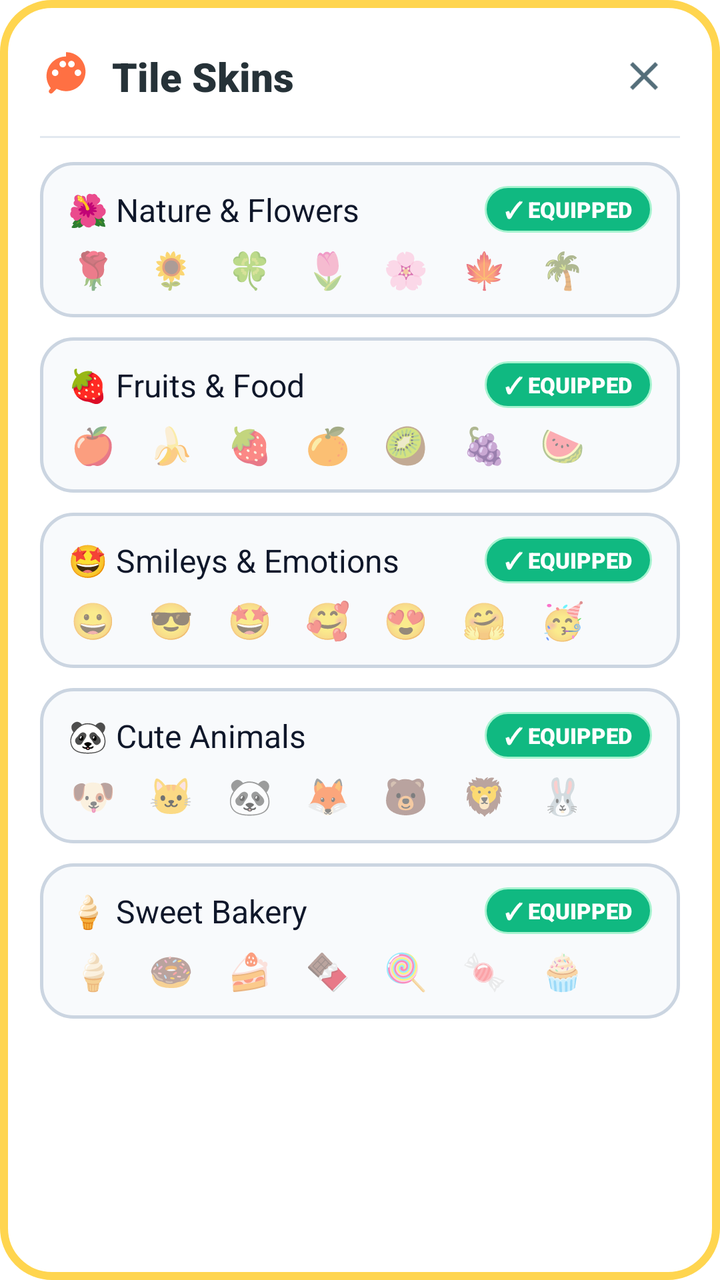
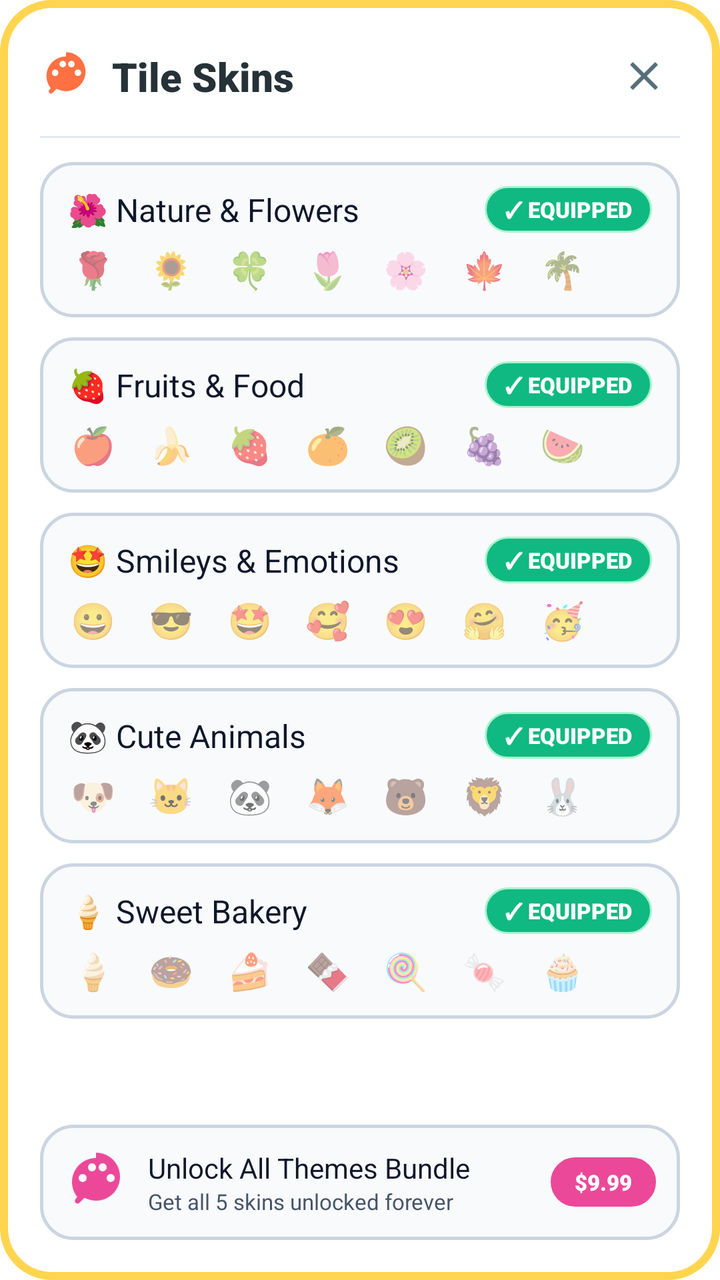

An Android layout rendered at two revisions. The XML below is the earlier revision; the diff shows what the commit changed to produce the second picture.
<!-- AndroidManifest.xml: application theme Theme.Trinity -->
<!-- res/layout/dialog_skin.xml -->
<?xml version="1.0" encoding="utf-8"?>
<LinearLayout xmlns:android="http://schemas.android.com/apk/res/android"
    xmlns:app="http://schemas.android.com/apk/res-auto"
    android:layout_width="match_parent"
    android:layout_height="wrap_content"
    android:background="@drawable/bg_dialog_card"
    android:orientation="vertical"
    android:padding="20dp">

    
    <androidx.constraintlayout.widget.ConstraintLayout
        android:layout_width="match_parent"
        android:layout_height="wrap_content">

        <LinearLayout
            android:layout_width="wrap_content"
            android:layout_height="wrap_content"
            android:gravity="center_vertical"
            android:orientation="horizontal"
            app:layout_constraintBottom_toBottomOf="parent"
            app:layout_constraintStart_toStartOf="parent"
            app:layout_constraintTop_toTopOf="parent">

            <ImageView
                android:layout_width="26dp"
                android:layout_height="26dp"
                android:contentDescription="@null"
                android:src="@drawable/ic_palette" />

            <TextView
                android:layout_width="wrap_content"
                android:layout_height="wrap_content"
                android:layout_marginStart="10dp"
                android:fontFamily="sans-serif-black"
                android:text="Tile Skins"
                android:textColor="@color/text_dark"
                android:textSize="20sp" />
        </LinearLayout>

        <ImageButton
            android:id="@+id/btnCloseSkinModal"
            android:layout_width="36dp"
            android:layout_height="36dp"
            android:background="?android:attr/selectableItemBackgroundBorderless"
            android:contentDescription="@null"
            android:src="@drawable/ic_close"
            app:layout_constraintBottom_toBottomOf="parent"
            app:layout_constraintEnd_toEndOf="parent"
            app:layout_constraintTop_toTopOf="parent" />
    </androidx.constraintlayout.widget.ConstraintLayout>

    <View
        android:layout_width="match_parent"
        android:layout_height="1dp"
        android:layout_marginTop="12dp"
        android:layout_marginBottom="12dp"
        android:background="#E2E8F0" />

    
    <ScrollView
        android:layout_width="match_parent"
        android:layout_height="0dp"
        android:layout_weight="1"
        android:maxHeight="440dp"
        android:scrollbars="none">

        <LinearLayout
            android:layout_width="match_parent"
            android:layout_height="wrap_content"
            android:orientation="vertical">

            
            <FrameLayout
                android:id="@+id/cardSkinFlowers"
                android:layout_width="match_parent"
                android:layout_height="wrap_content"
                android:layout_marginBottom="10dp"
                android:background="@drawable/bg_dialog_item_card"
                android:clickable="true"
                android:focusable="true"
                android:paddingHorizontal="14dp"
                android:paddingVertical="12dp">

                <LinearLayout
                    android:layout_width="match_parent"
                    android:layout_height="wrap_content"
                    android:orientation="vertical">

                    <androidx.constraintlayout.widget.ConstraintLayout
                        android:layout_width="match_parent"
                        android:layout_height="wrap_content">

                        <TextView
                            android:layout_width="wrap_content"
                            android:layout_height="wrap_content"
                            android:fontFamily="sans-serif-bold"
                            android:text="🌺 Nature &amp; Flowers"
                            android:textColor="@color/dialog_item_title"
                            android:textSize="16sp"
                            app:layout_constraintBottom_toBottomOf="parent"
                            app:layout_constraintStart_toStartOf="parent"
                            app:layout_constraintTop_toTopOf="parent" />

                        <TextView
                            android:id="@+id/badgeSkinFlowers"
                            android:layout_width="wrap_content"
                            android:layout_height="wrap_content"
                            android:background="@drawable/bg_badge_equipped"
                            android:fontFamily="sans-serif-black"
                            android:paddingHorizontal="10dp"
                            android:paddingVertical="4dp"
                            android:text="✓ EQUIPPED"
                            android:textColor="@color/text_light"
                            android:textSize="11sp"
                            app:layout_constraintBottom_toBottomOf="parent"
                            app:layout_constraintEnd_toEndOf="parent"
                            app:layout_constraintTop_toTopOf="parent" />
                    </androidx.constraintlayout.widget.ConstraintLayout>

                    <TextView
                        android:layout_width="wrap_content"
                        android:layout_height="wrap_content"
                        android:layout_marginTop="6dp"
                        android:letterSpacing="0.15"
                        android:text="🌹  🌻  🍀  🌷  🌸  🍁  🌴"
                        android:textSize="18sp" />
                </LinearLayout>
            </FrameLayout>

            
            <FrameLayout
                android:id="@+id/cardSkinFruits"
                android:layout_width="match_parent"
                android:layout_height="wrap_content"
                android:layout_marginBottom="10dp"
                android:background="@drawable/bg_dialog_item_card"
                android:clickable="true"
                android:focusable="true"
                android:paddingHorizontal="14dp"
                android:paddingVertical="12dp">

                <LinearLayout
                    android:layout_width="match_parent"
                    android:layout_height="wrap_content"
                    android:orientation="vertical">

                    <androidx.constraintlayout.widget.ConstraintLayout
                        android:layout_width="match_parent"
                        android:layout_height="wrap_content">

                        <TextView
                            android:layout_width="wrap_content"
                            android:layout_height="wrap_content"
                            android:fontFamily="sans-serif-bold"
                            android:text="🍓 Fruits &amp; Food"
                            android:textColor="@color/dialog_item_title"
                            android:textSize="16sp"
                            app:layout_constraintBottom_toBottomOf="parent"
                            app:layout_constraintStart_toStartOf="parent"
                            app:layout_constraintTop_toTopOf="parent" />

                        <TextView
                            android:id="@+id/badgeSkinFruits"
                            android:layout_width="wrap_content"
                            android:layout_height="wrap_content"
                            android:background="@drawable/bg_badge_equipped"
                            android:fontFamily="sans-serif-black"
                            android:paddingHorizontal="10dp"
                            android:paddingVertical="4dp"
                            android:text="✓ EQUIPPED"
                            android:textColor="@color/text_light"
                            android:textSize="11sp"
                            app:layout_constraintBottom_toBottomOf="parent"
                            app:layout_constraintEnd_toEndOf="parent"
                            app:layout_constraintTop_toTopOf="parent" />
                    </androidx.constraintlayout.widget.ConstraintLayout>

                    <TextView
                        android:layout_width="wrap_content"
                        android:layout_height="wrap_content"
                        android:layout_marginTop="6dp"
                        android:letterSpacing="0.15"
                        android:text="🍎  🍌  🍓  🍊  🥝  🍇  🍉"
                        android:textSize="18sp" />
                </LinearLayout>
            </FrameLayout>

            
            <FrameLayout
                android:id="@+id/cardSkinEmotions"
                android:layout_width="match_parent"
                android:layout_height="wrap_content"
                android:layout_marginBottom="10dp"
                android:background="@drawable/bg_dialog_item_card"
                android:clickable="true"
                android:focusable="true"
                android:paddingHorizontal="14dp"
                android:paddingVertical="12dp">

                <LinearLayout
                    android:layout_width="match_parent"
                    android:layout_height="wrap_content"
                    android:orientation="vertical">

                    <androidx.constraintlayout.widget.ConstraintLayout
                        android:layout_width="match_parent"
                        android:layout_height="wrap_content">

                        <TextView
                            android:layout_width="wrap_content"
                            android:layout_height="wrap_content"
                            android:fontFamily="sans-serif-bold"
                            android:text="🤩 Smileys &amp; Emotions"
                            android:textColor="@color/dialog_item_title"
                            android:textSize="16sp"
                            app:layout_constraintBottom_toBottomOf="parent"
                            app:layout_constraintStart_toStartOf="parent"
                            app:layout_constraintTop_toTopOf="parent" />

                        <TextView
                            android:id="@+id/badgeSkinEmotions"
                            android:layout_width="wrap_content"
                            android:layout_height="wrap_content"
                            android:background="@drawable/bg_badge_equipped"
                            android:fontFamily="sans-serif-black"
                            android:paddingHorizontal="10dp"
                            android:paddingVertical="4dp"
                            android:text="✓ EQUIPPED"
                            android:textColor="@color/text_light"
                            android:textSize="11sp"
                            app:layout_constraintBottom_toBottomOf="parent"
                            app:layout_constraintEnd_toEndOf="parent"
                            app:layout_constraintTop_toTopOf="parent" />
                    </androidx.constraintlayout.widget.ConstraintLayout>

                    <TextView
                        android:layout_width="wrap_content"
                        android:layout_height="wrap_content"
                        android:layout_marginTop="6dp"
                        android:letterSpacing="0.15"
                        android:text="😀  😎  🤩  🥰  😍  🤗  🥳"
                        android:textSize="18sp" />
                </LinearLayout>
            </FrameLayout>

            
            <FrameLayout
                android:id="@+id/cardSkinAnimals"
                android:layout_width="match_parent"
                android:layout_height="wrap_content"
                android:layout_marginBottom="10dp"
                android:background="@drawable/bg_dialog_item_card"
                android:clickable="true"
                android:focusable="true"
                android:paddingHorizontal="14dp"
                android:paddingVertical="12dp">

                <LinearLayout
                    android:layout_width="match_parent"
                    android:layout_height="wrap_content"
                    android:orientation="vertical">

                    <androidx.constraintlayout.widget.ConstraintLayout
                        android:layout_width="match_parent"
                        android:layout_height="wrap_content">

                        <TextView
                            android:layout_width="wrap_content"
                            android:layout_height="wrap_content"
                            android:fontFamily="sans-serif-bold"
                            android:text="🐼 Cute Animals"
                            android:textColor="@color/dialog_item_title"
                            android:textSize="16sp"
                            app:layout_constraintBottom_toBottomOf="parent"
                            app:layout_constraintStart_toStartOf="parent"
                            app:layout_constraintTop_toTopOf="parent" />

                        <TextView
                            android:id="@+id/badgeSkinAnimals"
                            android:layout_width="wrap_content"
                            android:layout_height="wrap_content"
                            android:background="@drawable/bg_badge_equipped"
                            android:fontFamily="sans-serif-black"
                            android:paddingHorizontal="10dp"
                            android:paddingVertical="4dp"
                            android:text="✓ EQUIPPED"
                            android:textColor="@color/text_light"
                            android:textSize="11sp"
                            app:layout_constraintBottom_toBottomOf="parent"
                            app:layout_constraintEnd_toEndOf="parent"
                            app:layout_constraintTop_toTopOf="parent" />
                    </androidx.constraintlayout.widget.ConstraintLayout>

                    <TextView
                        android:layout_width="wrap_content"
                        android:layout_height="wrap_content"
                        android:layout_marginTop="6dp"
                        android:letterSpacing="0.15"
                        android:text="🐶  🐱  🐼  🦊  🐻  🦁  🐰"
                        android:textSize="18sp" />
                </LinearLayout>
            </FrameLayout>

            
            <FrameLayout
                android:id="@+id/cardSkinSweets"
                android:layout_width="match_parent"
                android:layout_height="wrap_content"
                android:background="@drawable/bg_dialog_item_card"
                android:clickable="true"
                android:focusable="true"
                android:paddingHorizontal="14dp"
                android:paddingVertical="12dp">

                <LinearLayout
                    android:layout_width="match_parent"
                    android:layout_height="wrap_content"
                    android:orientation="vertical">

                    <androidx.constraintlayout.widget.ConstraintLayout
                        android:layout_width="match_parent"
                        android:layout_height="wrap_content">

                        <TextView
                            android:layout_width="wrap_content"
                            android:layout_height="wrap_content"
                            android:fontFamily="sans-serif-bold"
                            android:text="🍦 Sweet Bakery"
                            android:textColor="@color/dialog_item_title"
                            android:textSize="16sp"
                            app:layout_constraintBottom_toBottomOf="parent"
                            app:layout_constraintStart_toStartOf="parent"
                            app:layout_constraintTop_toTopOf="parent" />

                        <TextView
                            android:id="@+id/badgeSkinSweets"
                            android:layout_width="wrap_content"
                            android:layout_height="wrap_content"
                            android:background="@drawable/bg_badge_equipped"
                            android:fontFamily="sans-serif-black"
                            android:paddingHorizontal="10dp"
                            android:paddingVertical="4dp"
                            android:text="✓ EQUIPPED"
                            android:textColor="@color/text_light"
                            android:textSize="11sp"
                            app:layout_constraintBottom_toBottomOf="parent"
                            app:layout_constraintEnd_toEndOf="parent"
                            app:layout_constraintTop_toTopOf="parent" />
                    </androidx.constraintlayout.widget.ConstraintLayout>

                    <TextView
                        android:layout_width="wrap_content"
                        android:layout_height="wrap_content"
                        android:layout_marginTop="6dp"
                        android:letterSpacing="0.15"
                        android:text="🍦  🍩  🍰  🍫  🍭  🍬  🧁"
                        android:textSize="18sp" />
                </LinearLayout>
            </FrameLayout>

        </LinearLayout>
    </ScrollView>

</LinearLayout>
<!-- resources referenced by this layout -->
<resources>
  <color name="dialog_item_title">#0F172A</color>
  <color name="text_dark">#263238</color>
  <color name="text_light">#FFFFFF</color>
  <!-- drawable bg_badge_equipped (drawable) -->
  <?xml version="1.0" encoding="utf-8"?>
  <shape xmlns:android="http://schemas.android.com/apk/res/android"
      android:shape="rectangle">
      <corners android:radius="14dp" />
      <solid android:color="#10B981" />
      <stroke
          android:width="1dp"
          android:color="#A7F3D0" />
  </shape>
  <!-- drawable bg_dialog_card (drawable) -->
  <?xml version="1.0" encoding="utf-8"?>
  <shape xmlns:android="http://schemas.android.com/apk/res/android"
      android:shape="rectangle">
      <corners android:radius="24dp" />
      <solid android:color="@color/dialog_bg" />
      <stroke
          android:width="4dp"
          android:color="#FFD54F" />
  </shape>
  <!-- drawable bg_dialog_item_card (drawable) -->
  <?xml version="1.0" encoding="utf-8"?>
  <shape xmlns:android="http://schemas.android.com/apk/res/android"
      android:shape="rectangle">
      <corners android:radius="16dp" />
      <solid android:color="@color/dialog_item_bg" />
      <stroke
          android:width="1.5dp"
          android:color="@color/dialog_item_stroke" />
  </shape>
  <!-- drawable ic_close (drawable) -->
  <vector xmlns:android="http://schemas.android.com/apk/res/android"
      android:width="24dp"
      android:height="24dp"
      android:viewportWidth="24"
      android:viewportHeight="24">
      <path
          android:fillColor="#546E7A"
          android:pathData="M19,6.41L17.59,5 12,10.59 6.41,5 5,6.41 10.59,12 5,17.59 6.41,19 12,13.41 17.59,19 19,17.59 13.41,12z" />
  </vector>
  <!-- drawable ic_palette (drawable) -->
  <vector xmlns:android="http://schemas.android.com/apk/res/android"
      android:width="24dp"
      android:height="24dp"
      android:viewportWidth="24"
      android:viewportHeight="24">
      <path
          android:fillColor="#FF7043"
          android:pathData="M12,3c-4.97,0 -9,4.03 -9,9c0,2.12 0.74,4.07 1.97,5.61L4.35,18.4c-0.39,0.39 -0.39,1.02 0,1.41c0.39,0.39 1.02,0.39 1.41,0l1.9,-1.9C9.17,18.63 10.54,19 12,19c4.97,0 9,-4.03 9,-9c0,-4.97 -4.03,-9 -9,-9zM7,12c-0.83,0 -1.5,-0.67 -1.5,-1.5S6.17,9 7,9s1.5,0.67 1.5,1.5S7.83,12 7,12zM10.5,8c-0.83,0 -1.5,-0.67 -1.5,-1.5S9.67,5 10.5,5s1.5,0.67 1.5,1.5S11.33,8 10.5,8zM14.5,8c-0.83,0 -1.5,-0.67 -1.5,-1.5S13.67,5 14.5,5s1.5,0.67 1.5,1.5S15.33,8 14.5,8zM17.5,12c-0.83,0 -1.5,-0.67 -1.5,-1.5S16.67,9 17.5,9s1.5,0.67 1.5,1.5S18.33,12 17.5,12z" />
  </vector>
  <style name="Theme.Trinity" parent="Theme.MaterialComponents.DayNight.NoActionBar">
          <item name="colorPrimary">@color/primary</item>
          <item name="colorPrimaryVariant">@color/primary_dark</item>
          <item name="colorOnPrimary">@color/text_light</item>
          <item name="colorSecondary">@color/accent_gold</item>
          <item name="android:statusBarColor">@android:color/transparent</item>
          <item name="android:navigationBarColor">@android:color/transparent</item>
          <item name="android:windowLightStatusBar" tools:targetApi="m">false</item>
          <item name="android:windowLightNavigationBar" tools:targetApi="o_mr1">false</item>
      </style>
  <color name="dialog_bg">#FFFFFF</color>
  <color name="dialog_item_bg">#F8FAFC</color>
  <color name="dialog_item_stroke">#CBD5E1</color>
  <color name="primary">#2E7D32</color>
  <color name="primary_dark">#1B5E20</color>
  <color name="accent_gold">#FFB300</color>
</resources>

<!-- the commit's change to res/layout/dialog_skin.xml (unified diff, before → after) -->
@@ -173,6 +173,23 @@
                             app:layout_constraintBottom_toBottomOf="parent"
                             app:layout_constraintEnd_toEndOf="parent"
                             app:layout_constraintTop_toTopOf="parent" />
+
+                        <TextView
+                            android:id="@+id/priceSkinFruits"
+                            android:layout_width="wrap_content"
+                            android:layout_height="wrap_content"
+                            android:background="@drawable/bg_badge_equipped"
+                            android:backgroundTint="#F59E0B"
+                            android:fontFamily="sans-serif-black"
+                            android:paddingHorizontal="10dp"
+                            android:paddingVertical="4dp"
+                            android:text="$2.99"
+                            android:textColor="@color/text_light"
+                            android:textSize="11sp"
+                            android:visibility="gone"
+                            app:layout_constraintBottom_toBottomOf="parent"
+                            app:layout_constraintEnd_toEndOf="parent"
+                            app:layout_constraintTop_toTopOf="parent" />
                     </androidx.constraintlayout.widget.ConstraintLayout>
 
                     <TextView
@@ -231,6 +248,23 @@
                             app:layout_constraintBottom_toBottomOf="parent"
                             app:layout_constraintEnd_toEndOf="parent"
                             app:layout_constraintTop_toTopOf="parent" />
+
+                        <TextView
+                            android:id="@+id/priceSkinEmotions"
+                            android:layout_width="wrap_content"
+                            android:layout_height="wrap_content"
+                            android:background="@drawable/bg_badge_equipped"
+                            android:backgroundTint="#F59E0B"
+                            android:fontFamily="sans-serif-black"
+                            android:paddingHorizontal="10dp"
+                            android:paddingVertical="4dp"
+                            android:text="$2.99"
+                            android:textColor="@color/text_light"
+                            android:textSize="11sp"
+                            android:visibility="gone"
+                            app:layout_constraintBottom_toBottomOf="parent"
+                            app:layout_constraintEnd_toEndOf="parent"
+                            app:layout_constraintTop_toTopOf="parent" />
                     </androidx.constraintlayout.widget.ConstraintLayout>
 
                     <TextView
@@ -289,6 +323,23 @@
                             app:layout_constraintBottom_toBottomOf="parent"
                             app:layout_constraintEnd_toEndOf="parent"
                             app:layout_constraintTop_toTopOf="parent" />
+
+                        <TextView
+                            android:id="@+id/priceSkinAnimals"
+                            android:layout_width="wrap_content"
+                            android:layout_height="wrap_content"
+                            android:background="@drawable/bg_badge_equipped"
+                            android:backgroundTint="#F59E0B"
+                            android:fontFamily="sans-serif-black"
+                            android:paddingHorizontal="10dp"
+                            android:paddingVertical="4dp"
+                            android:text="$2.99"
+                            android:textColor="@color/text_light"
+                            android:textSize="11sp"
+                            android:visibility="gone"
+                            app:layout_constraintBottom_toBottomOf="parent"
+                            app:layout_constraintEnd_toEndOf="parent"
+                            app:layout_constraintTop_toTopOf="parent" />
                     </androidx.constraintlayout.widget.ConstraintLayout>
 
                     <TextView
@@ -346,6 +397,23 @@
                             app:layout_constraintBottom_toBottomOf="parent"
                             app:layout_constraintEnd_toEndOf="parent"
                             app:layout_constraintTop_toTopOf="parent" />
+
+                        <TextView
+                            android:id="@+id/priceSkinSweets"
+                            android:layout_width="wrap_content"
+                            android:layout_height="wrap_content"
+                            android:background="@drawable/bg_badge_equipped"
+                            android:backgroundTint="#F59E0B"
+                            android:fontFamily="sans-serif-black"
+                            android:paddingHorizontal="10dp"
+                            android:paddingVertical="4dp"
+                            android:text="$2.99"
+                            android:textColor="@color/text_light"
+                            android:textSize="11sp"
+                            android:visibility="gone"
+                            app:layout_constraintBottom_toBottomOf="parent"
+                            app:layout_constraintEnd_toEndOf="parent"
+                            app:layout_constraintTop_toTopOf="parent" />
                     </androidx.constraintlayout.widget.ConstraintLayout>
 
                     <TextView
@@ -361,4 +429,62 @@
         </LinearLayout>
     </ScrollView>
 
+    
+    <LinearLayout
+        android:id="@+id/btnUnlockAllSkins"
+        android:layout_width="match_parent"
+        android:layout_height="wrap_content"
+        android:layout_marginTop="12dp"
+        android:background="@drawable/bg_dialog_item_card"
+        android:clickable="true"
+        android:focusable="true"
+        android:gravity="center_vertical"
+        android:orientation="horizontal"
+        android:padding="12dp">
+
+        <ImageView
+            android:layout_width="32dp"
+            android:layout_height="32dp"
+            android:contentDescription="@null"
+            android:src="@drawable/ic_palette"
+            app:tint="#EC4899" />
+
+        <LinearLayout
+            android:layout_width="0dp"
+            android:layout_height="wrap_content"
+            android:layout_marginStart="10dp"
+            android:layout_weight="1"
+            android:orientation="vertical">
+
+            <TextView
+                android:layout_width="wrap_content"
+                android:layout_height="wrap_content"
+                android:fontFamily="sans-serif-bold"
+                android:text="Unlock All Themes Bundle"
+                android:textColor="@color/dialog_item_title"
+                android:textSize="14sp" />
+
+            <TextView
+                android:layout_width="wrap_content"
+                android:layout_height="wrap_content"
+                android:fontFamily="sans-serif"
+                android:text="Get all 5 skins unlocked forever"
+                android:textColor="@color/dialog_item_desc"
+                android:textSize="11sp" />
+        </LinearLayout>
+
+        <TextView
+            android:id="@+id/tvAllSkinsBadge"
+            android:layout_width="wrap_content"
+            android:layout_height="wrap_content"
+            android:background="@drawable/bg_badge_equipped"
+            android:backgroundTint="#EC4899"
+            android:fontFamily="sans-serif-black"
+            android:paddingHorizontal="12dp"
+            android:paddingVertical="5dp"
+            android:text="$9.99"
+            android:textColor="#FFFFFF"
+            android:textSize="11sp" />
+    </LinearLayout>
+
 </LinearLayout>
<!-- resource entries referenced after the edit -->
@@ -1,5 +1,6 @@
 <!-- resources referenced by this layout -->
 <resources>
+  <color name="dialog_item_desc">#475569</color>
   <color name="dialog_item_title">#0F172A</color>
   <color name="text_dark">#263238</color>
   <color name="text_light">#FFFFFF</color>
